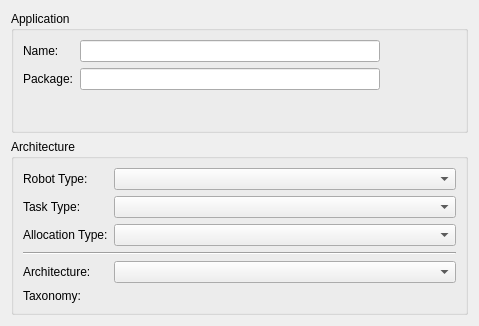
Above: src/Ui/define_architecture_widget.ui from adrianohrl/rqt_mrta before the change. Below: the same form after it.
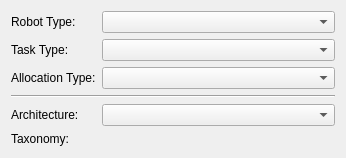
That is the form after the change. Custom widgets are drawn as their Qt base class.

Commit message: created status widget

Patch:
```diff
--- a/src/Ui/define_architecture_widget.ui
+++ b/src/Ui/define_architecture_widget.ui
@@ -6,8 +6,8 @@
    <rect>
     <x>0</x>
     <y>0</y>
-    <width>479</width>
-    <height>326</height>
+    <width>346</width>
+    <height>158</height>
    </rect>
   </property>
   <property name="focusPolicy">
@@ -19,120 +19,28 @@
   <property name="windowTitle">
    <string>MRTA</string>
   </property>
-  <layout class="QVBoxLayout" name="verticalLayout">
-   <item>
-    <widget class="QGroupBox" name="application_group_box">
-     <property name="title">
-      <string>Application</string>
-     </property>
      <layout class="QFormLayout" name="formLayout">
       <item row="0" column="0">
-       <widget class="QLabel" name="name_label">
-        <property name="text">
-         <string>Name:</string>
-        </property>
-       </widget>
-      </item>
-      <item row="0" column="1">
-       <widget class="QLineEdit" name="name_line_edit">
-        <property name="sizePolicy">
-         <sizepolicy hsizetype="Minimum" vsizetype="Fixed">
-          <horstretch>0</horstretch>
-          <verstretch>0</verstretch>
-         </sizepolicy>
-        </property>
-        <property name="minimumSize">
-         <size>
-          <width>300</width>
-          <height>0</height>
-         </size>
-        </property>
-        <property name="maximumSize">
-         <size>
-          <width>300</width>
-          <height>16777215</height>
-         </size>
-        </property>
-       </widget>
-      </item>
-      <item row="1" column="0">
-       <widget class="QLabel" name="package_label">
-        <property name="text">
-         <string>Package:</string>
-        </property>
-       </widget>
-      </item>
-      <item row="1" column="1">
-       <layout class="QHBoxLayout" name="package_horizontal_layout">
-        <item>
-         <widget class="QLineEdit" name="package_line_edit">
-          <property name="minimumSize">
-           <size>
-            <width>300</width>
-            <height>0</height>
-           </size>
-          </property>
-          <property name="maximumSize">
-           <size>
-            <width>300</width>
-            <height>16777215</height>
-           </size>
-          </property>
-         </widget>
-        </item>
-        <item>
-         <widget class="QWidget" name="package_status_widget" native="true">
-          <property name="sizePolicy">
-           <sizepolicy hsizetype="Minimum" vsizetype="Minimum">
-            <horstretch>0</horstretch>
-            <verstretch>0</verstretch>
-           </sizepolicy>
-          </property>
-          <property name="minimumSize">
-           <size>
-            <width>22</width>
-            <height>22</height>
-           </size>
-          </property>
-          <property name="maximumSize">
-           <size>
-            <width>22</width>
-            <height>22</height>
-           </size>
-          </property>
-         </widget>
-        </item>
-        <item>
-         <spacer name="horizontal_spacer_2">
-          <property name="orientation">
-           <enum>Qt::Horizontal</enum>
-          </property>
-          <property name="sizeHint" stdset="0">
-           <size>
-            <width>40</width>
-            <height>20</height>
-           </size>
-          </property>
-         </spacer>
-        </item>
-       </layout>
-      </item>
-     </layout>
-    </widget>
-   </item>
-   <item>
-    <widget class="QGroupBox" name="architecture_group_box">
-     <property name="title">
-      <string>Architecture</string>
-     </property>
-     <layout class="QFormLayout" name="formLayout_2">
-      <item row="0" column="0">
        <widget class="QLabel" name="robot_type_label">
         <property name="text">
          <string>Robot Type:</string>
         </property>
        </widget>
       </item>
+   <item row="1" column="0">
+    <widget class="QLabel" name="task_type_label">
+     <property name="text">
+      <string>Task Type:</string>
+     </property>
+    </widget>
+   </item>
+   <item row="2" column="0">
+    <widget class="QLabel" name="allocation_label">
+     <property name="text">
+      <string>Allocation Type:</string>
+     </property>
+    </widget>
+   </item>
       <item row="0" column="1">
        <widget class="QComboBox" name="robots_type_combo_box">
         <item>
@@ -152,13 +60,6 @@
         </item>
        </widget>
       </item>
-      <item row="1" column="0">
-       <widget class="QLabel" name="task_type_label">
-        <property name="text">
-         <string>Task Type:</string>
-        </property>
-       </widget>
-      </item>
       <item row="1" column="1">
        <widget class="QComboBox" name="tasks_type_combo_box">
         <item>
@@ -178,13 +79,6 @@
         </item>
        </widget>
       </item>
-      <item row="2" column="0">
-       <widget class="QLabel" name="allocation_label">
-        <property name="text">
-         <string>Allocation Type:</string>
-        </property>
-       </widget>
-      </item>
       <item row="2" column="1">
        <widget class="QComboBox" name="allocations_type_combo_box">
         <item>
@@ -204,42 +98,39 @@
         </item>
        </widget>
       </item>
-      <item row="6" column="0" colspan="2">
-       <widget class="Line" name="line">
-        <property name="orientation">
-         <enum>Qt::Horizontal</enum>
-        </property>
-       </widget>
-      </item>
-      <item row="8" column="0">
-       <widget class="QLabel" name="architecture_label">
-        <property name="text">
-         <string>Architecture:</string>
-        </property>
-       </widget>
-      </item>
-      <item row="8" column="1">
+   <item row="4" column="1">
        <widget class="rqt_mrta::ArchitectureComboBox" name="architectures_combo_box">
         <property name="enabled">
          <bool>true</bool>
         </property>
        </widget>
       </item>
-      <item row="9" column="0">
+   <item row="4" column="0">
+    <widget class="QLabel" name="architecture_label">
+     <property name="text">
+      <string>Architecture:</string>
+     </property>
+    </widget>
+   </item>
+   <item row="5" column="0">
        <widget class="QLabel" name="label">
         <property name="text">
          <string>Taxonomy:</string>
         </property>
        </widget>
       </item>
-      <item row="9" column="1">
+   <item row="5" column="1">
        <widget class="QLabel" name="taxonomy_label">
         <property name="text">
          <string/>
         </property>
        </widget>
       </item>
-     </layout>
+   <item row="3" column="0" colspan="2">
+    <widget class="Line" name="line">
+     <property name="orientation">
+      <enum>Qt::Horizontal</enum>
+     </property>
     </widget>
    </item>
   </layout>
```
Lines whose indentation alone changed are shown as unchanged. The commit also changes 31 other files.
